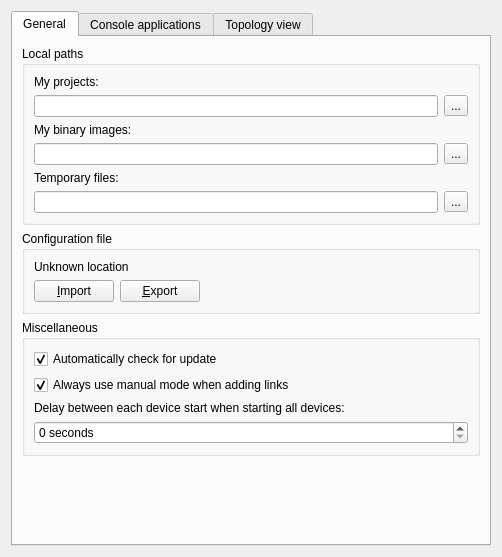
Old version of the form gns3/ui/general_preferences_page.ui in the repository GNS3/gns3-gui.
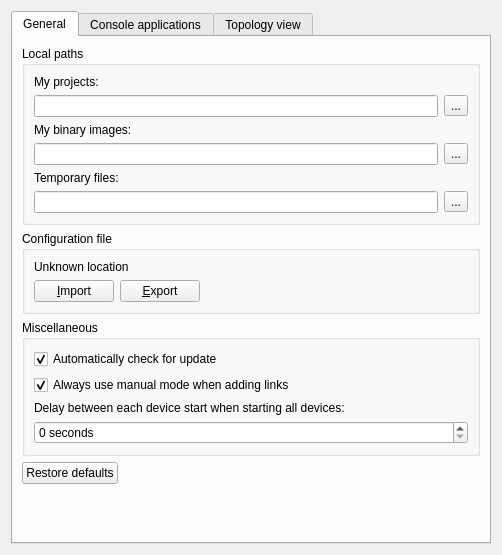
New version of the form.

Commit message: Add restore default buttons for general, packet capture and GNS3 server preferences. Change default port ranges. Pedantic: uncompress -> decompress.

```diff
--- a/gns3/ui/general_preferences_page.ui
+++ b/gns3/ui/general_preferences_page.ui
@@ -7,7 +7,7 @@
     <x>0</x>
     <y>0</y>
     <width>502</width>
-    <height>557</height>
+    <height>555</height>
    </rect>
   </property>
   <property name="windowTitle">
@@ -23,8 +23,8 @@
       <attribute name="title">
        <string>General</string>
       </attribute>
-      <layout class="QVBoxLayout" name="verticalLayout_2">
-       <item>
+      <layout class="QGridLayout" name="gridLayout_8">
+       <item row="0" column="0" colspan="2">
         <widget class="QGroupBox" name="uiLocalPathsGroupBox">
          <property name="title">
           <string>Local paths</string>
@@ -117,7 +117,7 @@
          </layout>
         </widget>
        </item>
-       <item>
+       <item row="1" column="0" colspan="2">
         <widget class="QGroupBox" name="uiConfigurationFileGroupBox">
          <property name="title">
           <string>Configuration file</string>
@@ -164,7 +164,7 @@
          </layout>
         </widget>
        </item>
-       <item>
+       <item row="2" column="0" colspan="2">
         <widget class="QGroupBox" name="uiGeneralMiscGroupBox">
          <property name="title">
           <string>Miscellaneous</string>
@@ -210,7 +210,27 @@
          </layout>
         </widget>
        </item>
-       <item>
+       <item row="3" column="0">
+        <widget class="QPushButton" name="uiRestoreDefaultsPushButton">
+         <property name="text">
+          <string>Restore defaults</string>
+         </property>
+        </widget>
+       </item>
+       <item row="3" column="1">
+        <spacer name="horizontalSpacer_2">
+         <property name="orientation">
+          <enum>Qt::Horizontal</enum>
+         </property>
+         <property name="sizeHint" stdset="0">
+          <size>
+           <width>324</width>
+           <height>20</height>
+          </size>
+         </property>
+        </spacer>
+       </item>
+       <item row="4" column="0" colspan="2">
         <spacer name="verticalSpacer">
          <property name="orientation">
           <enum>Qt::Vertical</enum>
```
The commit also changes 13 other files.
